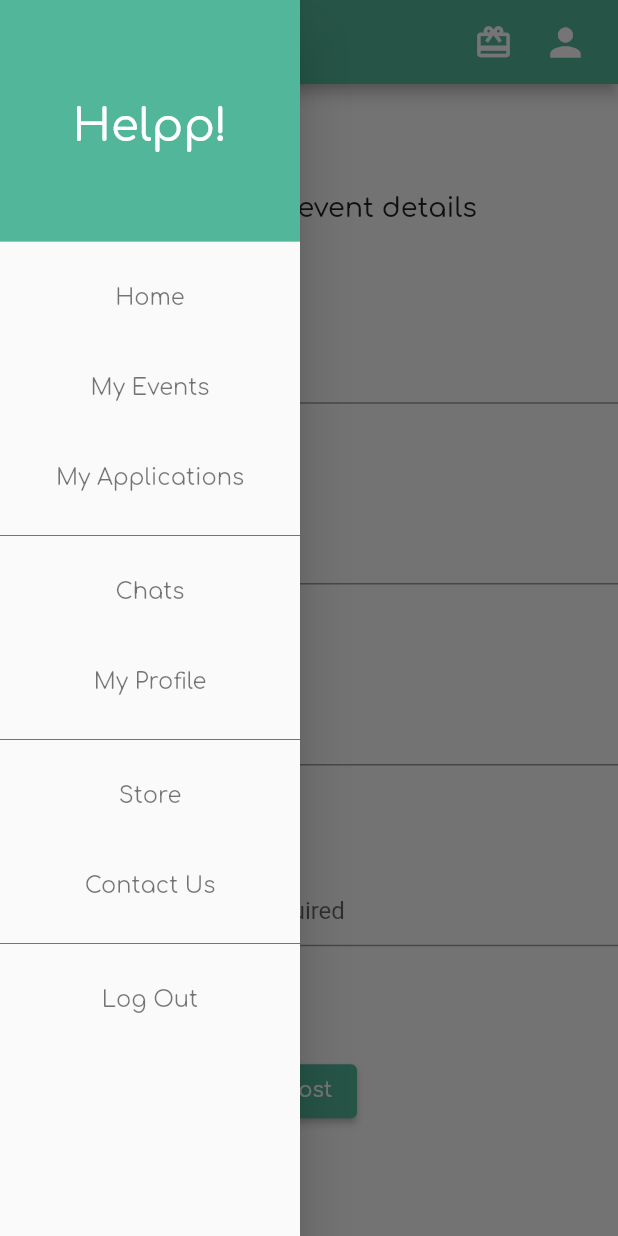
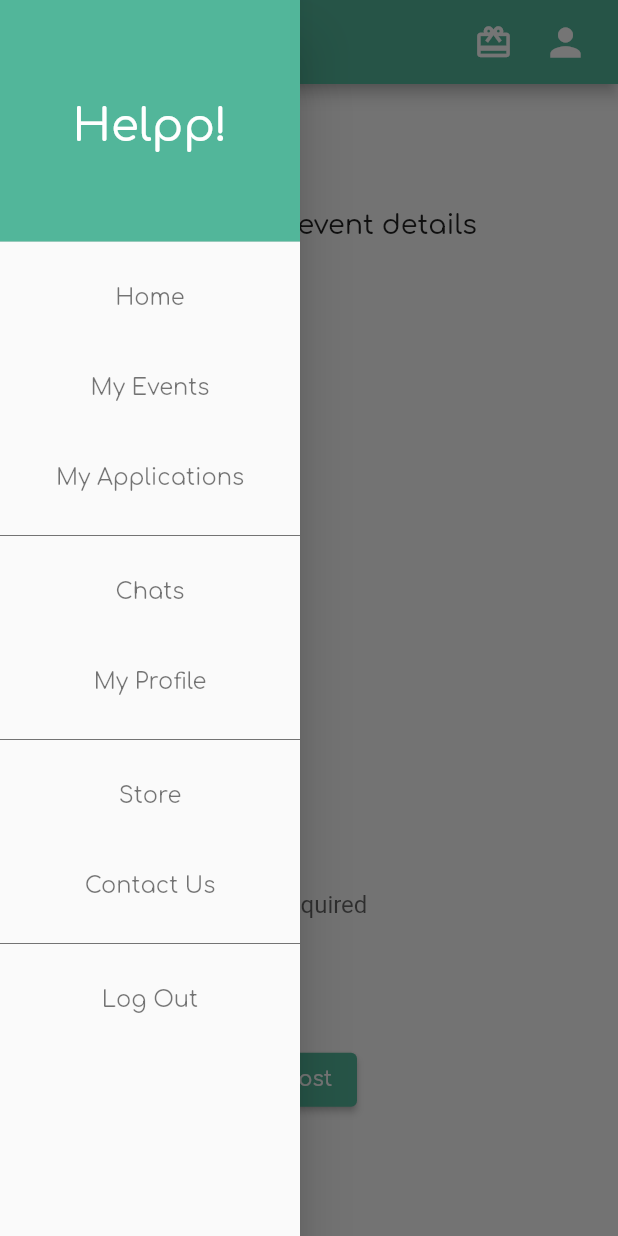
Before and after one commit to PerryAgent/VolunteeringApp, a Flutter app: the AddEvent screen opened directly, with the side drawer open, on a phone screen of 412 x 824 dp. Run offline on Flutter 3.47's test engine with Material 2 defaults, Android fonts, the phone set to English and light mode, and no system bars; our stand-ins replace animated_splash_screen, firebase_auth, firebase_core, firebase_database, font_awesome_flutter, google_fonts and 2 more; accounts and stored records are empty.

Commit message:
Some changes

```diff
--- a/volunteering_app/lib/add_event.dart
+++ b/volunteering_app/lib/add_event.dart
@@ -1,9 +1,12 @@
+import 'dart:io';
+// import 'package:bitmap/bitmap.dart';
 import 'package:flutter/services.dart';
 import 'package:intl/intl.dart';
 import 'package:firebase_auth/firebase_auth.dart';
 import 'package:firebase_database/firebase_database.dart';
 import 'package:flutter/material.dart';
 import 'package:google_fonts/google_fonts.dart';
+// import 'package:image_picker_modern/image_picker_modern.dart';
 import './header.dart';
 import './home_page.dart';
 import './sideBar.dart';
@@ -32,6 +35,12 @@ class _AddEventState extends State<AddEvent> {
         appBar: AppBar(),
       ),
       body: Center(
+        child: ListView(
+          shrinkWrap: true,
+          padding: EdgeInsets.all(15.0),
+          children: <Widget>[
+            Container(
+                height: MediaQuery.of(context).size.height*0.9,
                 child: Column(
                   mainAxisAlignment: MainAxisAlignment.spaceEvenly,
                   children: <Widget>[
@@ -40,14 +49,17 @@ class _AddEventState extends State<AddEvent> {
                     ),),
                     TextField(
                       decoration: InputDecoration(
+                        border: InputBorder.none,
                         icon: Icon(Icons.event),
                         hintText: "Event Name",
                         errorText: !_validate[0] ? "This is a required field" : null,
                       ),
                       controller: _controller[0],
+
                     ),
                     TextField(
                       decoration: InputDecoration(
+                        border: InputBorder.none,
                         icon: Icon(Icons.event_note),
                         hintText: "Event Details",
                         errorText: !_validate[1] ? "This is a required field" : null,
@@ -56,6 +68,7 @@ class _AddEventState extends State<AddEvent> {
                     ),
                     TextField(
                       decoration: InputDecoration(
+                        border: InputBorder.none,
                         icon: Icon(Icons.calendar_today),
                         hintText: "Date of event",
                         errorText: !_validate[2] ? "This is a required field" : null,
@@ -70,7 +83,7 @@ class _AddEventState extends State<AddEvent> {
                           lastDate: DateTime(2025),
                         );
                         if(pickedDate != null){
-                  String formattedDate = DateFormat('dd-MM-yyyy').format(pickedDate);
+                          String formattedDate = DateFormat('yyyy-MM-dd').format(pickedDate);
                           _controller[2].text = formattedDate;
                           setState(() {});
                         }
@@ -78,6 +91,7 @@ class _AddEventState extends State<AddEvent> {
                     ),
                     TextField(
                       decoration: InputDecoration(
+                        border: InputBorder.none,
                         icon: Icon(Icons.people),
                         hintText: "Number of people required",
                       ),
@@ -103,7 +117,7 @@ class _AddEventState extends State<AddEvent> {
                             'eventDetails': _controller[1].text,
                             'eventDate': _controller[2].text,
                             'numberOfPeople': _controller[3].text,
-                     'dateOfUpload': DateFormat('dd-MM-yyyy').format(DateTime.now())
+                            'dateOfUpload': DateFormat('yyyy-MM-dd').format(DateTime.now())
                           };
                           database.push().set(newEvent);
                           Navigator.of(context).push(MaterialPageRoute(builder: (BuildContext context) {
@@ -122,6 +136,9 @@ class _AddEventState extends State<AddEvent> {
                   ],
                 ),
             ),
+          ],
+        ),
+      ),
     );
   }
 }
--- a/volunteering_app/lib/home_page.dart
+++ b/volunteering_app/lib/home_page.dart
@@ -19,7 +19,7 @@ class MyHomePage extends StatefulWidget {
 
 class _MyHomePageState extends State<MyHomePage> {
 
-  final database = FirebaseDatabase.instance.ref().child('Event/');
+  final database = FirebaseDatabase.instance.ref().child('Event/').orderByChild('eventDate');
   // database.on("value", function(snapshot) {
   //   console.log(snapshot.val());
   // }, function (error) {
@@ -46,6 +46,7 @@ class _MyHomePageState extends State<MyHomePage> {
               query: database,
               padding: const EdgeInsets.only(bottom: 15),
               itemBuilder : (BuildContext context, DataSnapshot snapshot, Animation<double> animation, int index){
+
                 Map event = snapshot.value as Map;
                 event['key'] = snapshot.key;
 
--- a/volunteering_app/pubspec.yaml
+++ b/volunteering_app/pubspec.yaml
@@ -45,7 +45,6 @@ dependencies:
   provider: ^5.0.0
   font_awesome_flutter: ^9.0.0
   firebase_database: ^10.0.6
-
 
 dev_dependencies:
   flutter_test:
```
Also changed, not shown: volunteering_app/pubspec.lock, 5 other files. Lines whose indentation alone changed are shown as unchanged.
